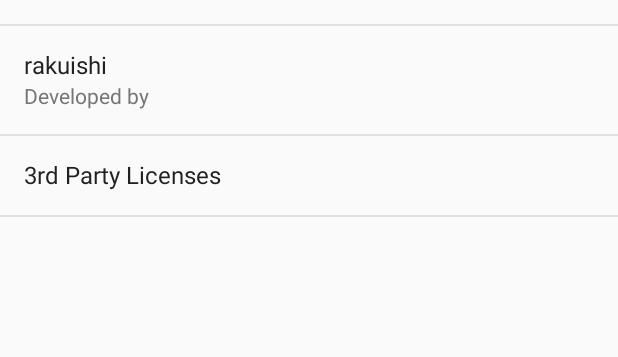
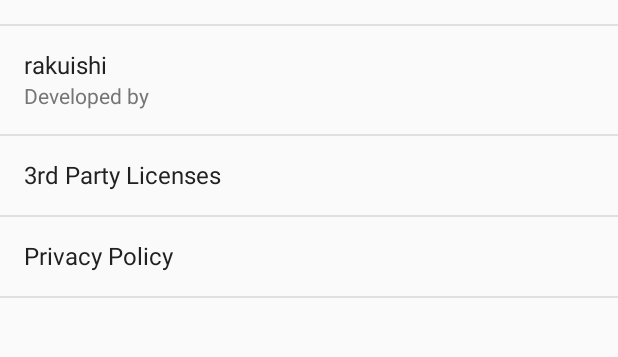
Before and after one commit to rakuishi/aniradime-android, an Android app: the InfoActivity screen opened directly, with no data from a screen before it, on a phone screen of 412 x 824 dp, the part 280-637 px from its top. Run offline under Robolectric (Android 15) with nearby library versions, the phone set to English and light mode, and no system bars; our stand-ins replace data binding; network calls fail.

Commit message:
Add privacy policy

```diff
--- a/app/src/main/java/com/rakuishi/postalcode/adapter/InfoAdapter.java
+++ b/app/src/main/java/com/rakuishi/postalcode/adapter/InfoAdapter.java
@@ -11,33 +11,40 @@ import android.widget.TextView;
 import com.rakuishi.postalcode.BuildConfig;
 import com.rakuishi.postalcode.R;
 
+import java.util.Locale;
+
 public class InfoAdapter extends RecyclerView.Adapter<RecyclerView.ViewHolder> {
 
     public interface Callback {
         void onClickUrl(String url);
     }
 
-    private final @NonNull Context context;
-    private final @NonNull Callback callback;
-    private final @NonNull LayoutInflater inflater;
+    private final @NonNull
+    Context context;
+    private final @NonNull
+    Callback callback;
+    private final @NonNull
+    LayoutInflater inflater;
 
-    public InfoAdapter(Context context, Callback callback) {
+    public InfoAdapter(@NonNull Context context, @NonNull Callback callback) {
         this.context = context;
         this.callback = callback;
         inflater = LayoutInflater.from(context);
     }
 
+    @NonNull
     @Override
-    public RecyclerView.ViewHolder onCreateViewHolder(ViewGroup parent, int viewType) {
+    public RecyclerView.ViewHolder onCreateViewHolder(@NonNull ViewGroup parent, int viewType) {
         return new ViewHolder(inflater.inflate(R.layout.item_two_line, parent, false));
     }
 
     @Override
-    public void onBindViewHolder(RecyclerView.ViewHolder holder, int position) {
+    public void onBindViewHolder(@NonNull RecyclerView.ViewHolder holder, int position) {
         ViewHolder holder1 = (ViewHolder) holder;
         switch (position) {
             case 0:
-                holder1.primaryTextView.setText(BuildConfig.VERSION_NAME + "(" + BuildConfig.VERSION_CODE + ")");
+                String text = String.format(Locale.US, "%s(%d)", BuildConfig.VERSION_NAME, BuildConfig.VERSION_CODE);
+                holder1.primaryTextView.setText(text);
                 holder1.secondaryTextView.setText(R.string.version);
                 holder1.secondaryTextView.setVisibility(View.VISIBLE);
                 break;
@@ -50,23 +57,24 @@ public class InfoAdapter extends RecyclerView.Adapter<RecyclerView.ViewHolder> {
                 holder1.primaryTextView.setText(R.string.developer);
                 holder1.secondaryTextView.setText(R.string.developed_by);
                 holder1.secondaryTextView.setVisibility(View.VISIBLE);
-                holder1.itemView.setOnClickListener(v -> {
-                    callback.onClickUrl(context.getString(R.string.developer_homepage));
-                });
+                holder1.itemView.setOnClickListener(v -> callback.onClickUrl(context.getString(R.string.developer_homepage)));
                 break;
             case 3:
                 holder1.primaryTextView.setText(R.string.license);
                 holder1.secondaryTextView.setVisibility(View.GONE);
-                holder1.itemView.setOnClickListener(v -> {
-                    callback.onClickUrl(context.getString(R.string.licenses_path));
-                });
+                holder1.itemView.setOnClickListener(v -> callback.onClickUrl(context.getString(R.string.licenses_path)));
+                break;
+            case 4:
+                holder1.primaryTextView.setText(R.string.privacy_policy);
+                holder1.secondaryTextView.setVisibility(View.GONE);
+                holder1.itemView.setOnClickListener(v -> callback.onClickUrl(context.getString(R.string.privacy_policy_page)));
                 break;
         }
     }
 
     @Override
     public int getItemCount() {
-        return 4;
+        return 5;
     }
 
     class ViewHolder extends RecyclerView.ViewHolder {
@@ -74,10 +82,10 @@ public class InfoAdapter extends RecyclerView.Adapter<RecyclerView.ViewHolder> {
         TextView primaryTextView;
         TextView secondaryTextView;
 
-        public ViewHolder(View itemView) {
+        ViewHolder(View itemView) {
             super(itemView);
-            primaryTextView = (TextView) itemView.findViewById(R.id.primary_text_view);
-            secondaryTextView = (TextView) itemView.findViewById(R.id.secondary_text_view);
+            primaryTextView = itemView.findViewById(R.id.primary_text_view);
+            secondaryTextView = itemView.findViewById(R.id.secondary_text_view);
         }
     }
 }
--- a/app/src/main/res/values/strings.xml
+++ b/app/src/main/res/values/strings.xml
@@ -5,6 +5,7 @@
     <string name="database_date" translatable="false">2017/04/28</string>
     <string name="developer_homepage" translatable="false">http://rakuishi.com</string>
     <string name="licenses_path" translatable="false">file:///android_asset/licenses.html</string>
+    <string name="privacy_policy_page" translatable="false">https://rakuishi.github.io/privacy-policy/postalcode.html</string>
     <string name="nend_api_key" translatable="false">3f61448fc8d7e34d90cc8497696875a00e8331a8</string>
     <string name="nend_spot_id" translatable="false">79102</string>
 
@@ -32,4 +33,5 @@
     <string name="developed_by">Developed by</string>
     <string name="developer">rakuishi</string>
     <string name="license">3rd Party Licenses</string>
+    <string name="privacy_policy">Privacy Policy</string>
 </resources>
```
Also changed, not shown: 1 other file.
